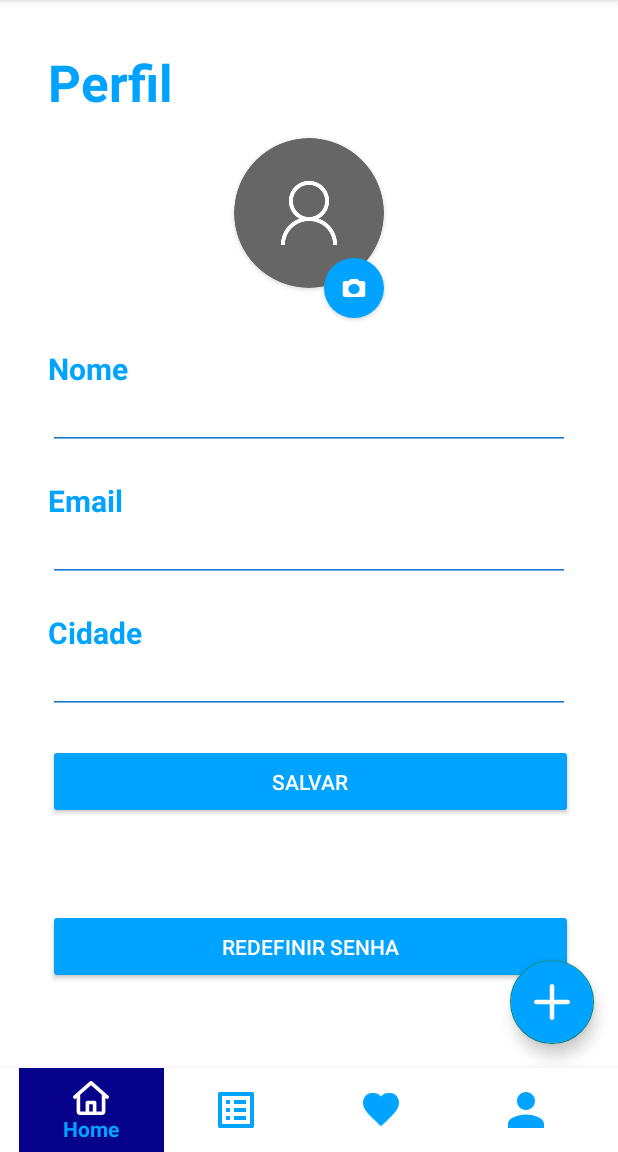
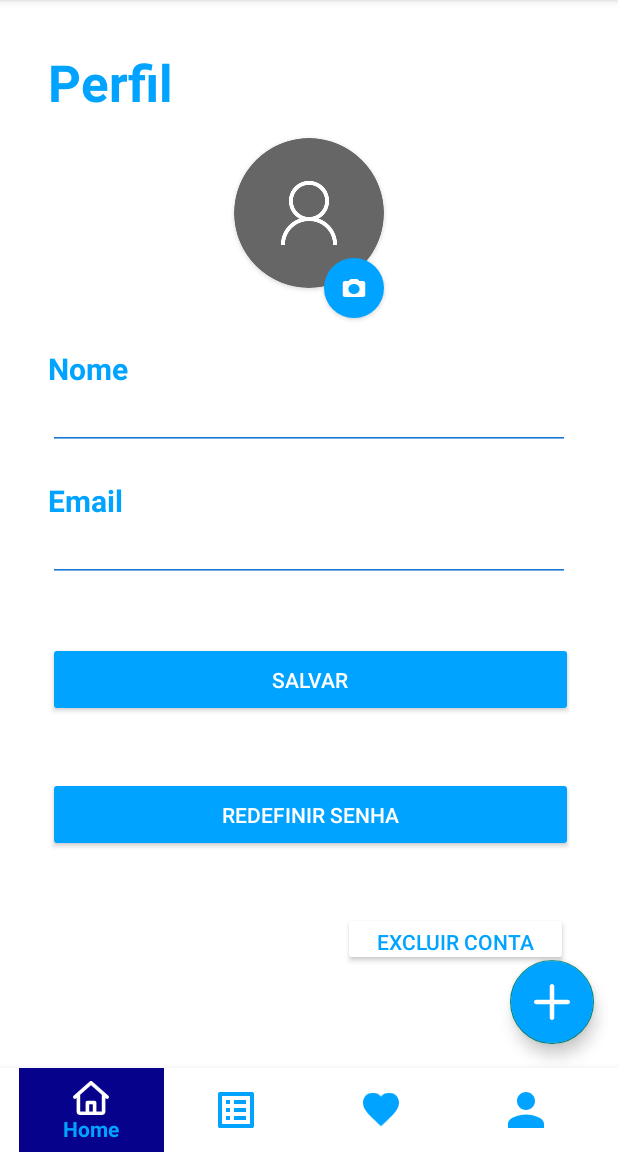
Before and after one commit to fcmaya/Android-Avanade-FIAP, an Android app: the fragment ProfileFragment placed in its activity, on a phone screen of 412 x 824 dp, the part 84-1236 px from its top. Run offline under Robolectric (Android 15) with nearby library versions, the phone set to English and light mode, and no system bars; our stand-ins replace Firebase (no records; nobody signed in at launch, a user with empty details on screens opened directly).

Commit message:
correção tela sobre

```diff
--- a/app/src/main/java/br/com/equipequatro/traveltips/view/fragment/ProfileFragment.kt
+++ b/app/src/main/java/br/com/equipequatro/traveltips/view/fragment/ProfileFragment.kt
@@ -13,6 +13,8 @@ private const val ARG_PARAM1 = "param1"
 private const val ARG_PARAM2 = "param2"
 
 class ProfileFragment : Fragment() {
+
+
     // TODO: Rename and change types of parameters
     private var param1: String? = null
     private var param2: String? = null
@@ -51,5 +53,5 @@ class ProfileFragment : Fragment() {
                     putString(ARG_PARAM2, param2)
                 }
             }
-    }
+        }
 }
--- a/app/src/main/res/layout/fragment_profile.xml
+++ b/app/src/main/res/layout/fragment_profile.xml
@@ -6,7 +6,7 @@
     android:layout_width="match_parent"
     android:layout_height="match_parent"
     android:padding="32dp"
-    tools:context=".ProfileFragment">
+    tools:context=".view.fragment.ProfileFragment">
 
     <ScrollView
         android:layout_width="match_parent"
@@ -104,56 +104,45 @@
         app:layout_constraintStart_toStartOf="@+id/et_editar_nome"
         app:layout_constraintTop_toBottomOf="@+id/et_editar_nome" />
 
-    <TextView
-        android:layout_width="0dp"
-        android:layout_height="wrap_content"
-        android:text="Cidade"
-        android:textSize="20dp"
-        android:textStyle="bold"
-        android:layout_marginTop="20dp"
-        android:textColor="@color/purple_700"
-        app:layout_constraintStart_toStartOf="@+id/tv_editar_perfil"
-        app:layout_constraintTop_toBottomOf="@+id/et_editar_email"/>
-
-    <EditText
-        android:id="@+id/et_editar_cidade"
-        android:layout_width="0dp"
-        android:layout_height="wrap_content"
-        android:layout_marginTop="40dp"
-        android:backgroundTint="#1976D2"
-        android:ems="10"
-        android:inputType="textPersonName"
-        android:minHeight="48dp"
-        app:layout_constraintEnd_toEndOf="@+id/et_editar_email"
-        app:layout_constraintHorizontal_bias="0.0"
-        app:layout_constraintStart_toStartOf="@+id/et_editar_email"
-        app:layout_constraintTop_toBottomOf="@+id/et_editar_email" />
-
     <Button
         android:id="@+id/btn_editar_atualizar"
         android:layout_width="350dp"
         android:layout_height="50dp"
-        android:layout_marginTop="20dp"
+        android:layout_marginTop="40dp"
         android:backgroundTint="@color/purple_700"
         android:text="Salvar"
         android:textColor="@color/white"
-        app:layout_constraintEnd_toEndOf="@+id/et_editar_cidade"
-        app:layout_constraintStart_toStartOf="@+id/et_editar_cidade"
-        app:layout_constraintTop_toBottomOf="@+id/et_editar_cidade" />
+        app:layout_constraintEnd_toEndOf="@+id/et_editar_email"
+        app:layout_constraintStart_toStartOf="@+id/et_editar_email"
+        app:layout_constraintTop_toBottomOf="@+id/et_editar_email" />
 
             <Button
                 android:id="@+id/btn_editar_delete"
                 android:layout_width="350dp"
                 android:layout_height="50dp"
-        android:layout_marginTop="60dp"
+                android:layout_marginTop="40dp"
                 android:backgroundTint="@color/purple_700"
                 android:text="Redefinir Senha"
                 android:textColor="@color/white"
                 app:layout_constraintEnd_toEndOf="@+id/btn_editar_atualizar"
+                app:layout_constraintHorizontal_bias="1.0"
                 app:layout_constraintStart_toStartOf="@+id/btn_editar_atualizar"
                 app:layout_constraintTop_toBottomOf="@+id/btn_editar_atualizar" />
 
+            <Button
+                android:id="@+id/btn_excluir_conta"
+                android:layout_width="150dp"
+                android:layout_height="36dp"
+                android:layout_marginTop="40dp"
+                android:backgroundTint="@color/white"
+                android:text="Excluir conta"
+                android:textColor="@color/purple_700"
+                app:layout_constraintEnd_toEndOf="@+id/btn_editar_delete"
+                app:layout_constraintHorizontal_bias="0.986"
+                app:layout_constraintStart_toStartOf="parent"
+                app:layout_constraintTop_toBottomOf="@+id/btn_editar_delete" />
+
+
         </androidx.constraintlayout.widget.ConstraintLayout>
-
     </ScrollView>
 </androidx.constraintlayout.widget.ConstraintLayout>
```
Also changed, not shown: app/src/main/res/layout/activity_about.xml (+0 -36 lines). Lines whose indentation alone changed are shown as unchanged.
